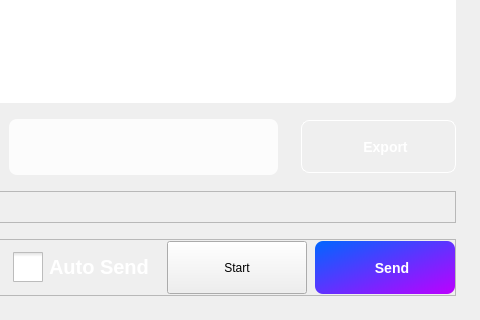
Qt form ui/WSpeechGenerationUi.ui (yechaoGitHub/AI) before a commit; both pictures show x 598 to 1078 and y 98 to 418 of the 1078 by 418 pixel window.
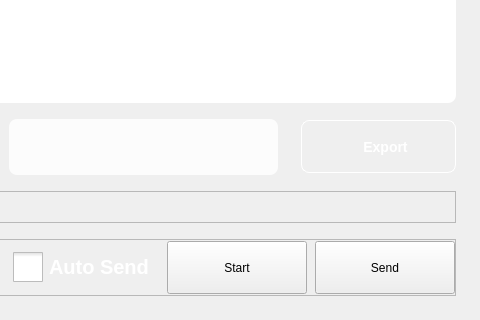
The same form after that commit. Icons and pictures are not drawn. Custom widgets are drawn as their Qt base class.

What changed in the file:
```diff
--- a/ui/WSpeechGenerationUi.ui
+++ b/ui/WSpeechGenerationUi.ui
@@ -1076,7 +1076,9 @@
          <cursorShape>PointingHandCursor</cursorShape>
         </property>
         <property name="styleSheet">
-         <string notr="true">background-image: url(:/QtTest/icon/Speech/send.png);
+         <string notr="true">QPushButton[enable=true]
+{
+background-image: url(:/QtTest/icon/Speech/send.png);
 background-color:qlineargradient(spread:pad, x1:0, y1:0, x2:1, y2:1, stop:0 #0066FF, stop:1 #BD00FF);
 background-origin: content;
 background-position:left;
@@ -1088,6 +1090,24 @@
 font-weight: 700;
 color:#FFFFFF;
 border-radius:8px;
+}
+
+QPushButton[enable=false]
+{
+background-image: url(:/QtTest/icon/Speech/send.png);
+background-color:rgba(156, 163, 175, 255);
+background-origin: content;
+background-position:left;
+background-repeat: no-repeat;
+padding-left:39px;
+padding-right:25px;
+text-align:center;
+font-size:14px;
+font-weight: 700;
+color:#FFFFFF;
+border-radius:8px;
+}
+
 </string>
         </property>
         <property name="text">
```
